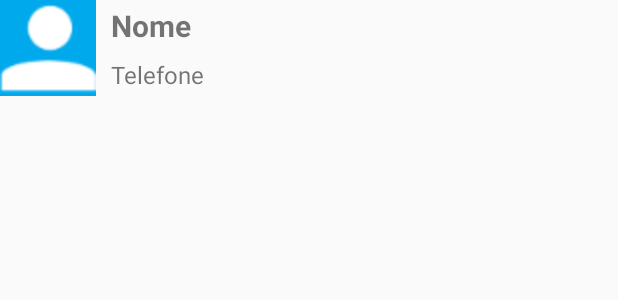
After one commit to cxfos/Alura-Courses-Android, an Android app: the layout list_item.xml on its own in the app's theme, with its tools: preview values and no code run, on a phone screen of 412 x 824 dp. The commit adds this screen. Shown: the top 300 px of the screen. Run offline under Robolectric (Android 15) with nearby library versions, the phone set to English and light mode, and no system bars.

Commit message:
Agenda de Alunos - New List Layout and Adapter.

```diff
--- a/Agenda/app/src/main/java/br/com/felipedossantos/curso/agenda/ListaAlunosActivity.java
+++ b/Agenda/app/src/main/java/br/com/felipedossantos/curso/agenda/ListaAlunosActivity.java
@@ -19,6 +19,7 @@
 
 import java.util.List;
 
+import br.com.felipedossantos.curso.agenda.adapter.AlunosAdapter;
 import br.com.felipedossantos.curso.agenda.dao.AlunoDAO;
 import br.com.felipedossantos.curso.agenda.modelo.Aluno;
 
@@ -70,7 +71,8 @@
         List<Aluno> alunos = dao.buscaalunos();
         dao.close();
 
-        ArrayAdapter<Aluno> adapter = new ArrayAdapter<Aluno>(this, android.R.layout.simple_list_item_1, alunos);
+        //ArrayAdapter<Aluno> adapter = new ArrayAdapter<Aluno>(this, android.R.layout.simple_list_item_1, alunos);
+        AlunosAdapter adapter = new AlunosAdapter(this, alunos);
         listaAlunos.setAdapter(adapter);
     }
 
--- /dev/null
+++ b/Agenda/app/src/main/res/layout/list_item.xml
@@ -0,0 +1,40 @@
+<?xml version="1.0" encoding="utf-8"?>
+<android.support.v7.widget.LinearLayoutCompat xmlns:android="http://schemas.android.com/apk/res/android"
+    android:orientation="horizontal"
+    android:layout_width="match_parent"
+    android:layout_height="wrap_content">
+
+    <android.support.v7.widget.AppCompatImageView
+        android:layout_width="64dp"
+        android:layout_height="64dp"
+        android:src="@drawable/ic_no_image"
+        android:background="#00A8EC"
+        android:id="@+id/item_foto"/>
+
+    <android.support.v7.widget.LinearLayoutCompat
+        android:layout_width="wrap_content"
+        android:layout_height="match_parent"
+        android:orientation="vertical"
+        android:gravity="center_vertical">
+
+        <TextView
+            android:layout_width="wrap_content"
+            android:layout_height="wrap_content"
+            android:id="@+id/item_nome"
+            android:text="Nome"
+            android:textSize="20sp"
+            android:textStyle="bold"
+            android:paddingLeft="10dp"/>
+
+        <TextView
+            android:layout_width="wrap_content"
+            android:layout_height="wrap_content"
+            android:id="@+id/item_telefone"
+            android:text="Telefone"
+            android:textSize="16sp"
+            android:paddingLeft="10dp"
+            android:paddingTop="8dp"/>
+
+    </android.support.v7.widget.LinearLayoutCompat>
+
+</android.support.v7.widget.LinearLayoutCompat>
```
Also changed, not shown: Agenda/app/src/main/java/br/com/felipedossantos/curso/agenda/adapter/AlunosAdapter.java (added, +70 -0 lines).
